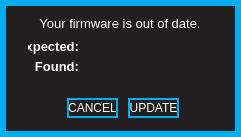
Muse-Kinetics/softstep_editor, file standalone/ezpz/forms/fwoodform.ui: the form before one commit.
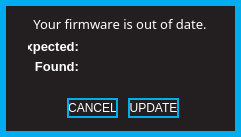
The form after the commit.

Commit message: adjusted the ezpz settings window

What changed in the file:
```diff
--- a/standalone/ezpz/forms/fwoodform.ui
+++ b/standalone/ezpz/forms/fwoodform.ui
@@ -245,7 +245,7 @@
      </property>
      <property name="font">
       <font>
-       <family>Arial</family>
+       <family>Futura</family>
        <pointsize>10</pointsize>
        <weight>50</weight>
        <italic>false</italic>
```
Left out of the diff: 2 changed lines with no effect on the pictures. The commit also changes 3 other files.
